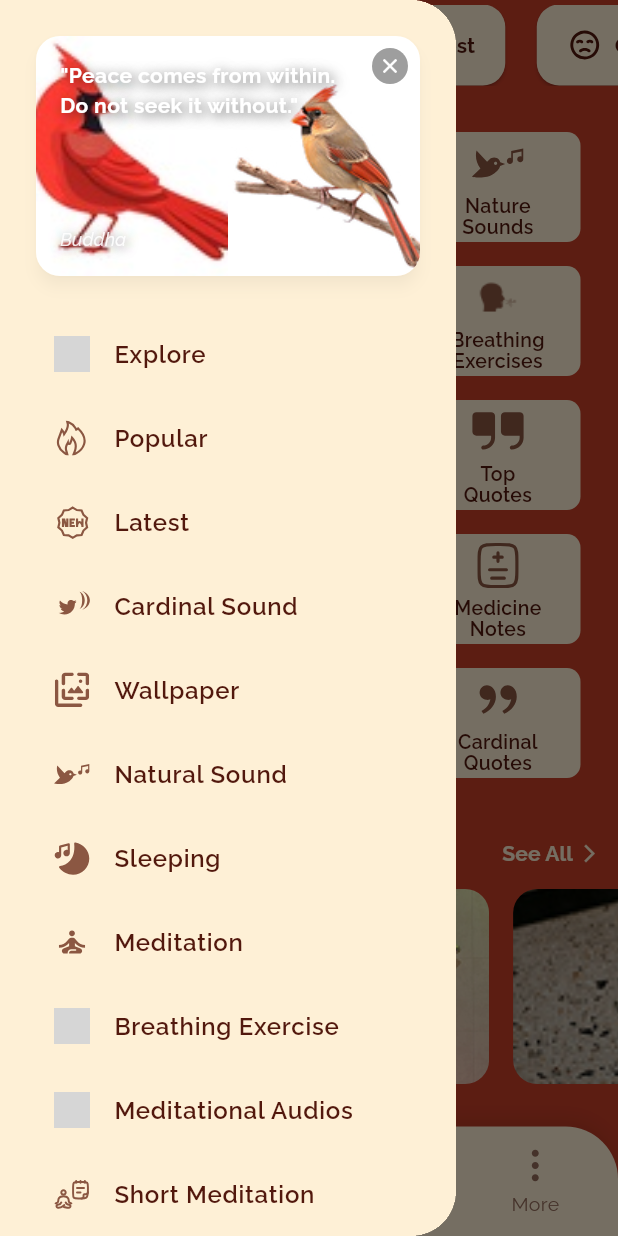
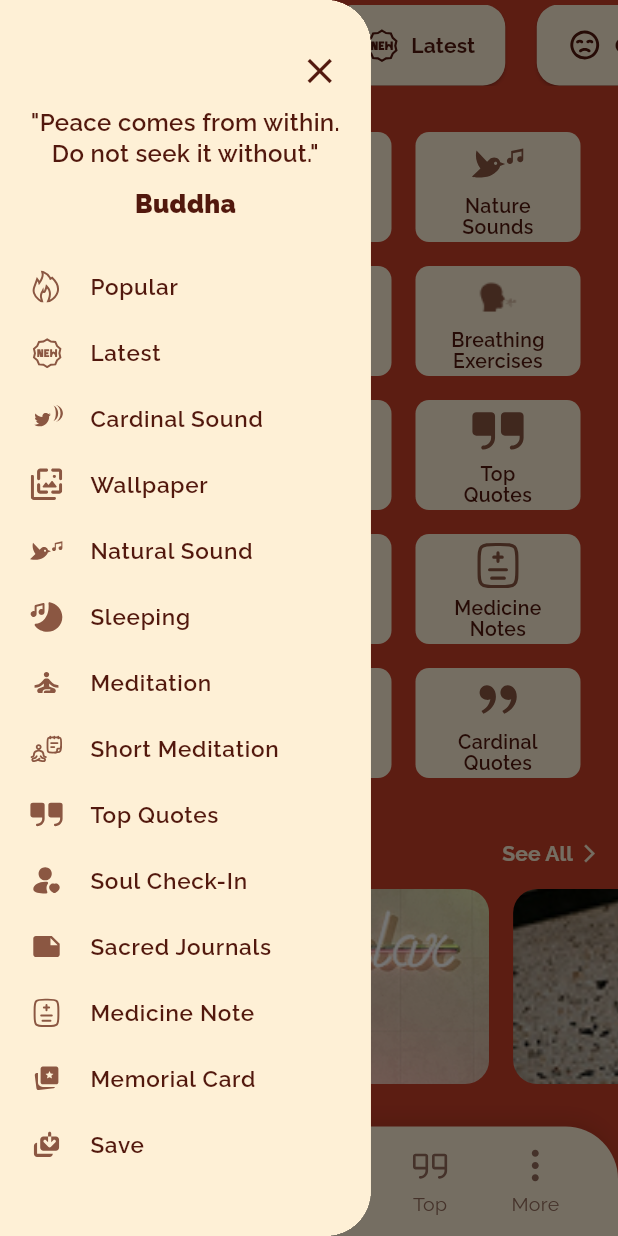
Before and after one commit to Rasheduzzaman-Rochi/cardinal_quotes_app, a Flutter app: the screen it shows after launch, with the side drawer open, on a phone screen of 412 x 824 dp. Run offline on Flutter 3.47's test engine with Material 3 defaults, Android fonts, the phone set to English and light mode, and no system bars; our stand-ins replace flutter_svg, google_fonts; grey boxes are pictures that could not be loaded.

Commit message:
drawer UI updated

```diff
--- a/lib/src/features/home/widgets/home_drawer.dart
+++ b/lib/src/features/home/widgets/home_drawer.dart
@@ -8,8 +8,11 @@ class HomeDrawer extends StatelessWidget {
   @override
   Widget build(BuildContext context) {
     final colorScheme = Theme.of(context).colorScheme;
+    final screenWidth = MediaQuery.of(context).size.width;
 
     return Drawer(
+      // 2. Set the drawer width to be 80% of the screen width
+      width: screenWidth * 0.6,
       shape: const RoundedRectangleBorder(
         borderRadius: BorderRadius.only(
           topRight: Radius.circular(30),
@@ -19,140 +22,158 @@ class HomeDrawer extends StatelessWidget {
       child: Container(
         color: colorScheme.background,
         child: ListView(
-          padding: const EdgeInsets.all(20.0),
+          padding: EdgeInsets.zero,
           children: <Widget>[
-            _buildDrawerHeader(context),
-            const SizedBox(height: 20),
+            Padding(
+              padding: const EdgeInsets.fromLTRB(20, 20, 20, 0),
+              child: Column(
+                children: [
+                  const SizedBox(height: 13),
+                  Align(
+                    alignment: Alignment.centerRight,
+                    child: InkWell(
+                      onTap: () => Navigator.of(context).pop(),
+                      child: const Icon(
+                        Icons.close,
+                        color: AppTheme.buttonBrownDark,
+                        size: 28,
+                        weight: 700,
+                      ),
+                    ),
+                  ),
+                  const SizedBox(height: 10),
+                  Text(
+                    '"Peace comes from within.\nDo not seek it without."',
+                    textAlign: TextAlign.center,
+                    style: TextStyle(
+                      color: colorScheme.onSurface,
+                      fontWeight: FontWeight.w600,
+                      fontSize: 16,
+                      height: 1.3,
+                    ),
+                  ),
+                  const SizedBox(height: 11),
+                  Text(
+                    'Buddha',
+                    style: TextStyle(
+                      color: colorScheme.onSurface,
+                      fontSize: 17,
+                      fontWeight: FontWeight.w900,
+                    ),
+                  ),
+                ],
+              ),
+            ),
+            const SizedBox(height: 21),
+            Padding(
+              padding: const EdgeInsets.symmetric(horizontal: 20.0),
+              child: Column(
+                crossAxisAlignment: CrossAxisAlignment.start,
+                children: [
+                  _buildDrawerItem(
+                    colorScheme,
+                    iconPath: 'assets/icons/popular.svg',
+                    text: 'Popular',
+                  ),
+                  _buildDrawerItem(
+                    colorScheme,
+                    iconPath: 'assets/icons/latest.svg',
+                    text: 'Latest',
+                  ),
+                  _buildDrawerItem(
+                    colorScheme,
+                    iconPath: 'assets/icons/cardinal_sounds.svg',
+                    text: 'Cardinal Sound',
+                  ),
+                  _buildDrawerItem(
+                    colorScheme,
+                    iconPath: 'assets/icons/wallpaper.svg',
+                    text: 'Wallpaper',
+                  ),
+                  _buildDrawerItem(
+                    colorScheme,
+                    iconPath: 'assets/icons/nature_sounds.svg',
+                    text: 'Natural Sound',
+                  ),
+                  _buildDrawerItem(
+                    colorScheme,
+                    iconPath: 'assets/icons/sleeping_sounds.svg',
+                    text: 'Sleeping',
+                  ),
+                  _buildDrawerItem(
+                    colorScheme,
+                    iconPath: 'assets/icons/meditation.svg',
+                    text: 'Meditation',
+                  ),
+                  _buildDrawerItem(
+                    colorScheme,
+                    iconPath: 'assets/icons/short_meditations.svg',
+                    text: 'Short Meditation',
+                  ),
+                  _buildDrawerItem(
+                    colorScheme,
+                    iconPath: 'assets/icons/top_quotes.svg',
+                    text: 'Top Quotes',
+                  ),
+                  _buildDrawerItem(
+                    colorScheme,
+                    iconPath: 'assets/icons/soul_check_in.svg',
+                    text: 'Soul Check-In',
+                  ),
+                  _buildDrawerItem(
+                    colorScheme,
+                    iconPath: 'assets/icons/sacred_journals.svg',
+                    text: 'Sacred Journals',
+                  ),
+                  _buildDrawerItem(
+                    colorScheme,
+                    iconPath: 'assets/icons/medicine_notes.svg',
+                    text: 'Medicine Note',
+                  ),
+                  _buildDrawerItem(
+                    colorScheme,
+                    iconPath: 'assets/icons/memorial_cards.svg',
+                    text: 'Memorial Card',
+                  ),
+                  _buildDrawerItem(
+                    colorScheme,
+                    iconPath: 'assets/icons/save.svg',
+                    text: 'Save',
+                  ),
 
-            // Pass the colorScheme to each drawer item
-            _buildDrawerItem(colorScheme, iconPath: 'assets/icons/explore.svg', text: 'Explore'),
-            _buildDrawerItem(colorScheme, iconPath: 'assets/icons/popular.svg', text: 'Popular'),
-            _buildDrawerItem(colorScheme, iconPath: 'assets/icons/latest.svg', text: 'Latest'),
-            _buildDrawerItem(colorScheme, iconPath: 'assets/icons/cardinal_sounds.svg', text: 'Cardinal Sound'),
-            _buildDrawerItem(colorScheme, iconPath: 'assets/icons/wallpaper.svg', text: 'Wallpaper'),
-            _buildDrawerItem(colorScheme, iconPath: 'assets/icons/nature_sounds.svg', text: 'Natural Sound'),
-            _buildDrawerItem(colorScheme, iconPath: 'assets/icons/sleeping_sounds.svg', text: 'Sleeping'),
-            _buildDrawerItem(colorScheme, iconPath: 'assets/icons/meditation.svg', text: 'Meditation'),
-            _buildDrawerItem(colorScheme, iconPath: 'assets/icons/breathing.svg', text: 'Breathing Exercise'),
-            _buildDrawerItem(colorScheme, iconPath: 'assets/icons/meditational_audios.svg', text: 'Meditational Audios'),
-            _buildDrawerItem(colorScheme, iconPath: 'assets/icons/short_meditations.svg', text: 'Short Meditation'),
-            _buildDrawerItem(colorScheme, iconPath: 'assets/icons/top_quotes.svg', text: 'Top Quotes'),
-            _buildDrawerItem(colorScheme, iconPath: 'assets/icons/soul_check_in.svg', text: 'Soul Check-In'),
-            _buildDrawerItem(colorScheme, iconPath: 'assets/icons/sacred_journals.svg', text: 'Sacred Journals'),
-            _buildDrawerItem(colorScheme, iconPath: 'assets/icons/medicine_notes.svg', text: 'Medicine Note'),
-            _buildDrawerItem(colorScheme, iconPath: 'assets/icons/memorial_cards.svg', text: 'Memorial Card'),
-            _buildDrawerItem(colorScheme, iconPath: 'assets/icons/save.svg', text: 'Save'),
-
-            const SizedBox(height: 20),
-            const Divider(thickness: 1),
-            const SizedBox(height: 10),
-
-            _buildDrawerItem(colorScheme, iconPath: 'assets/icons/logout.svg', text: 'Log Out'),
+                  const SizedBox(height: 30),
+                  _buildLogoutButton(colorScheme),
+                ],
+              ),
+            ),
           ],
         ),
       ),
     );
   }
 
-  Widget _buildDrawerHeader(BuildContext context) {
-    return Card(
-      elevation: 4,
-      clipBehavior: Clip.antiAlias,
-      shadowColor: Colors.black.withOpacity(0.2),
-      shape: RoundedRectangleBorder(borderRadius: BorderRadius.circular(16)),
-      child: Stack(
-        alignment: Alignment.center,
-        children: [
-          Row(
-            children: [
-              Expanded(
-                child: Image.asset(
-                  'assets/images/menu_bird_L.jpg',
-                  fit: BoxFit.cover,
-                  height: 160,
-                ),
-              ),
-              Expanded(
-                child: Image.asset(
-                  'assets/images/menu_bird_R.jpg',
-                  fit: BoxFit.cover,
-                  height: 160,
-                ),
-              ),
-            ],
-          ),
-
-          Positioned(
-            top: 8,
-            right: 8,
-            child: InkWell(
-              onTap: () => Navigator.of(context).pop(),
-              child: const CircleAvatar(
-                radius: 12,
-                backgroundColor: Colors.black38,
-                child: Icon(Icons.close, color: Colors.white, size: 16),
-              ),
-            ),
-          ),
-          Positioned(
-            left: 16,
-            top: 16,
-            right: 40,
-            child: Text(
-              '"Peace comes from within. Do not seek it without."',
-              style: TextStyle(
-                color: Colors.white,
-                fontWeight: FontWeight.bold,
-                fontSize: 14,
-                shadows: [
-                  Shadow(
-                    blurRadius: 10.0,
-                    color: Colors.black.withOpacity(0.7),
-                    offset: const Offset(2.0, 2.0),
-                  ),
-                ],
-              ),
-            ),
-          ),
-          Positioned(
-            left: 16,
-            bottom: 16,
-            child: Text(
-              'Buddha',
-              style: TextStyle(
-                color: Colors.white.withOpacity(0.9),
-                fontSize: 12,
-                fontStyle: FontStyle.italic,
-                shadows: [
-                  Shadow(
-                    blurRadius: 8.0,
-                    color: Colors.black.withOpacity(0.6),
-                    offset: const Offset(1.0, 1.0),
-                  ),
-                ],
-              ),
-            ),
-          ),
-        ],
-      ),
-    );
-  }
-
-  // UPDATED: Now takes ColorScheme as a parameter
-  Widget _buildDrawerItem(ColorScheme colorScheme, {required String iconPath, required String text}) {
+  Widget _buildDrawerItem(
+    ColorScheme colorScheme, {
+    required String iconPath,
+    required String text,
+  }) {
     return ListTile(
+      contentPadding: EdgeInsets.zero,
+      visualDensity: const VisualDensity(vertical: -3),
       leading: SvgPicture.asset(
         iconPath,
-        height: 24,
-        width: 24,
-        colorFilter: const ColorFilter.mode(AppTheme.buttonBrown, BlendMode.srcIn),
+        height: 22,
+        width: 22,
+        colorFilter: const ColorFilter.mode(
+          AppTheme.buttonBrown,
+          BlendMode.srcIn,
+        ),
       ),
       title: Text(
         text,
         style: TextStyle(
-          fontSize: 16,
+          fontSize: 15,
           fontWeight: FontWeight.w600,
-          // UPDATED: Using the onSurface color from the theme's colorScheme
           color: colorScheme.onSurface,
         ),
       ),
@@ -161,4 +182,40 @@ class HomeDrawer extends StatelessWidget {
       },
     );
   }
+
+  Widget _buildLogoutButton(ColorScheme colorScheme) {
+    return InkWell(
+      onTap: () {
+        // TODO: Implement logout functionality
+      },
+      child: Padding(
+        padding: const EdgeInsets.symmetric(vertical: 10.0),
+        child: Row(
+          mainAxisAlignment: MainAxisAlignment.center,
+          children: [
+            Text(
+              'Log Out',
+              style: TextStyle(
+                // 3. Made the Log Out text bigger and bolder
+                fontSize: 18,
+                fontWeight: FontWeight.bold,
+                color: colorScheme.onSurface,
+              ),
+            ),
+            const SizedBox(width: 8),
+            SvgPicture.asset(
+              'assets/icons/logout.svg',
+              // 3. Made the Log Out icon bigger
+              height: 24,
+              width: 24,
+              colorFilter: ColorFilter.mode(
+                colorScheme.onSurface,
+                BlendMode.srcIn,
+              ),
+            ),
+          ],
+        ),
+      ),
+    );
+  }
 }
```
